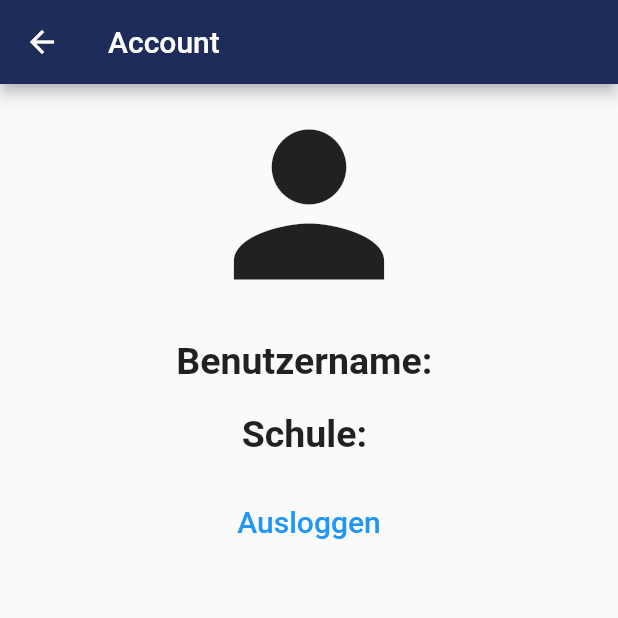
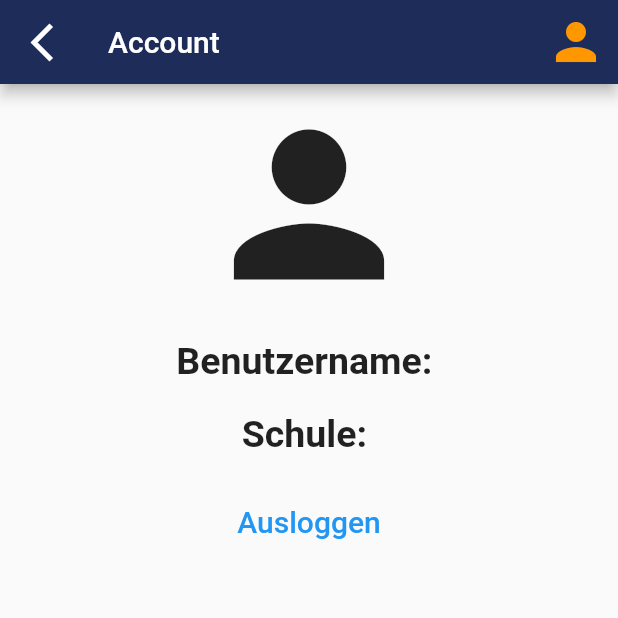
Before and after one commit to thatzanex/SchoolDex, a Flutter app: the Blackboardpage screen opened by its route, after a tap on the "person" icon, on a phone screen of 412 x 824 dp, the top half of it. Run offline on Flutter 3.47's test engine with Material 2 defaults, Android fonts, the phone set to English and light mode, and no system bars; our stand-ins replace sqflite, webview_flutter; accounts and stored records are empty.

Commit message:
Alles funktioniert Lokal

```diff
--- a/schooldexV1/lib/db/local_db/blackboard_local.dart
+++ b/schooldexV1/lib/db/local_db/blackboard_local.dart
@@ -15,7 +15,7 @@ class BlackboardLocalServices {
 
   Future<Database> _initDatabase() async {
     Directory documentsDirectory = await getApplicationDocumentsDirectory();
-    String path = join(documentsDirectory.path, 'schooldexusblackborder.db');
+    String path = join(documentsDirectory.path, 'schoolblackboards.db');
     return await openDatabase(
       path,
       version: 1,
@@ -32,7 +32,7 @@ class BlackboardLocalServices {
         color TEXT,
         datum TEXT,
         userId TEXT,
-        username TEXT,
+        benutzername TEXT,
         schulname TEXT
       )
     ''');
--- a/schooldexV1/lib/models/blackboard.dart
+++ b/schooldexV1/lib/models/blackboard.dart
@@ -39,7 +39,7 @@ class Blackboard {
       'color': color,
       'datum': datum,
       'userId': userId,
-      'username': username,
+      'benutzername': username,
       'schulname': schulname
     };
   }
--- a/schooldexV1/lib/models/nachhilfe.dart
+++ b/schooldexV1/lib/models/nachhilfe.dart
@@ -35,7 +35,7 @@ class Nachhilfe {
       'jahrgang': jahrgang,
       'beschreibung': beschreibung,
       'userId': userId,
-      'username': username,
+      'benutzername': username,
       'schulname': schulname,
     };
   }
--- a/schooldexV1/lib/pages/ag_page.dart
+++ b/schooldexV1/lib/pages/ag_page.dart
@@ -25,7 +25,6 @@ class AGPage extends StatefulWidget {
 }
 
 class _AGPageState extends State<AGPage> {
-  var uudi = const Uuid().v4();
   List<AGs> _userAGs = [
     AGs(
         id: '5',
@@ -65,7 +64,7 @@ class _AGPageState extends State<AGPage> {
       String nxTermin, String nxSchulname, String userId) {
     AGLocalServices.instance
         .add(AGs(
-            id: uudi,
+            id: const Uuid().v1(),
             thema: nxThema,
             jahrgang: nxJahrgang,
             beschreibung: nxBeschreibung,
@@ -126,7 +125,7 @@ class _AGPageState extends State<AGPage> {
             icon: const Icon(Icons.replay_outlined),
             iconSize: 35,
           ),
-          const MyAccountbottom()
+          MyAccountbottom()
         ],
       ),
       body: SingleChildScrollView(
--- a/schooldexV1/lib/pages/blackboard_page.dart
+++ b/schooldexV1/lib/pages/blackboard_page.dart
@@ -39,8 +39,6 @@ class _BlackboardpageState extends State<Blackboardpage> {
         schulname: 'SchoolDex'),
   ];
 
-  var uudi = const Uuid().v4();
-
   @override
   void initState() {
     super.initState();
@@ -75,7 +73,7 @@ class _BlackboardpageState extends State<Blackboardpage> {
       String nxSchulname) {
     BlackboardLocalServices.instance
         .add(Blackboard(
-            id: uudi,
+            id: const Uuid().v1(),
             ueberschrift: nxUeberschrift,
             beschreibung: nxBeschreibung,
             color: nxColor,
@@ -84,8 +82,6 @@ class _BlackboardpageState extends State<Blackboardpage> {
             username: nxUsername,
             schulname: nxSchulname))
         .then((value) {
-      print(
-          '$uudi $nxUeberschrift $nxBeschreibung $nxColor $nxDatum $nxUserId $nxUsername $nxSchulname');
       BlackboardLocalServices.instance.getAccount().then((blackboard1) {
         setState(() {
           _userBlackboard = blackboard1;
@@ -140,7 +136,7 @@ class _BlackboardpageState extends State<Blackboardpage> {
               icon: const Icon(Icons.replay_outlined),
               iconSize: 35,
             ),
-            const MyAccountbottom(),
+            MyAccountbottom(),
           ],
         ),
         body: SingleChildScrollView(
--- a/schooldexV1/lib/pages/nachhilfe_page.dart
+++ b/schooldexV1/lib/pages/nachhilfe_page.dart
@@ -25,7 +25,6 @@ class Nachhilfepage extends StatefulWidget {
 }
 
 class _NachhilfepageState extends State<Nachhilfepage> {
-  var uudi = const Uuid().v4();
   List<Nachhilfe> _userNachhilfen = [
     Nachhilfe(
         fach: 'Mathematik',
@@ -69,7 +68,7 @@ class _NachhilfepageState extends State<Nachhilfepage> {
       String nxSchulname) {
     NachhilfeLocalServices.instance
         .add(Nachhilfe(
-            id: uudi,
+            id: const Uuid().v1(),
             fach: nxFach,
             beschreibung: nxBeschreibung,
             jahrgang: nxJahrgang,
@@ -131,7 +130,7 @@ class _NachhilfepageState extends State<Nachhilfepage> {
               icon: const Icon(Icons.replay_outlined),
               iconSize: 35,
             ),
-            const MyAccountbottom(),
+            MyAccountbottom(),
           ],
         ),
         body: SingleChildScrollView(
--- a/schooldexV1/lib/pages/news_page.dart
+++ b/schooldexV1/lib/pages/news_page.dart
@@ -20,7 +20,6 @@ class Newspage extends StatefulWidget {
 }
 
 class _NewspageState extends State<Newspage> {
-  var uudi = const Uuid().v4();
   List<News> _userNews = [
     News(
         ueberschrift: 'Neuer Basketballkorb',
@@ -59,7 +58,7 @@ class _NewspageState extends State<Newspage> {
       String nxSchulname, String nxuserId) {
     NewsLocalServices.instance
         .add(News(
-            id: uudi,
+            id: const Uuid().v1(),
             ueberschrift: nxUeberschrift,
             inhalt: nxInhalt,
             datum: nxDatum,
@@ -106,7 +105,7 @@ class _NewspageState extends State<Newspage> {
             icon: const Icon(Icons.replay_outlined),
             iconSize: 35,
           ),
-          const MyAccountbottom()
+          MyAccountbottom()
         ],
       ),
       body: SingleChildScrollView(
--- a/schooldexV1/lib/pages/settings_page.dart
+++ b/schooldexV1/lib/pages/settings_page.dart
@@ -1,4 +1,6 @@
 import 'package:schooldex/pages/login_page.dart';
+import 'package:schooldex/pages/news_page.dart';
+import 'package:schooldex/widgets/account_bottom.dart';
 import 'package:schooldex/widgets/mybottomnavigationbar.dart';
 import 'package:flutter/material.dart';
 import '../db/local_services.dart';
@@ -24,6 +26,15 @@ class Settingspage extends StatelessWidget {
   Widget build(BuildContext context) {
     return Scaffold(
       appBar: AppBar(
+        leading: IconButton(
+          icon: const Icon(
+            Icons.arrow_back_ios_new,
+            size: 30,
+          ),
+          onPressed: () =>
+              Navigator.of(context).pushReplacementNamed(Newspage.routeName),
+        ),
+        actions: [MyAccountbottom(color: Colors.orange)],
         title: const Text('Account'),
         backgroundColor: const Color.fromARGB(255, 29, 44, 89),
       ),
--- a/schooldexV1/lib/widgets/account_bottom.dart
+++ b/schooldexV1/lib/widgets/account_bottom.dart
@@ -2,7 +2,8 @@ import 'package:flutter/material.dart';
 import 'package:schooldex/pages/settings_page.dart';
 
 class MyAccountbottom extends StatelessWidget {
-  const MyAccountbottom({Key? key}) : super(key: key);
+  Color? color = Colors.white;
+  MyAccountbottom({this.color, Key? key}) : super(key: key);
   void selectPagetoAccount(BuildContext ctx) {
     Navigator.of(ctx).pushReplacementNamed(Settingspage.routeName);
   }
@@ -13,6 +14,7 @@ class MyAccountbottom extends StatelessWidget {
       onPressed: () => selectPagetoAccount(context),
       icon: const Icon(Icons.person),
       iconSize: 40,
+      color: color,
     );
   }
 }
--- a/schooldexV1/lib/widgets/blackboard/blackboard_new.dart
+++ b/schooldexV1/lib/widgets/blackboard/blackboard_new.dart
@@ -119,7 +119,9 @@ class _NeueBlackboardState extends State<NeueBlackboard> {
                         ),
                       ],
                       onChanged: (value) {
-                        selectedValue = value.toString();
+                        setState(() {
+                          selectedValue = value.toString();
+                        });
                       }),
                 ],
               ),
```
Also changed, not shown: schooldexV1/lib/db/local_db/nachhilfe_local.dart (+7 -7 lines).
